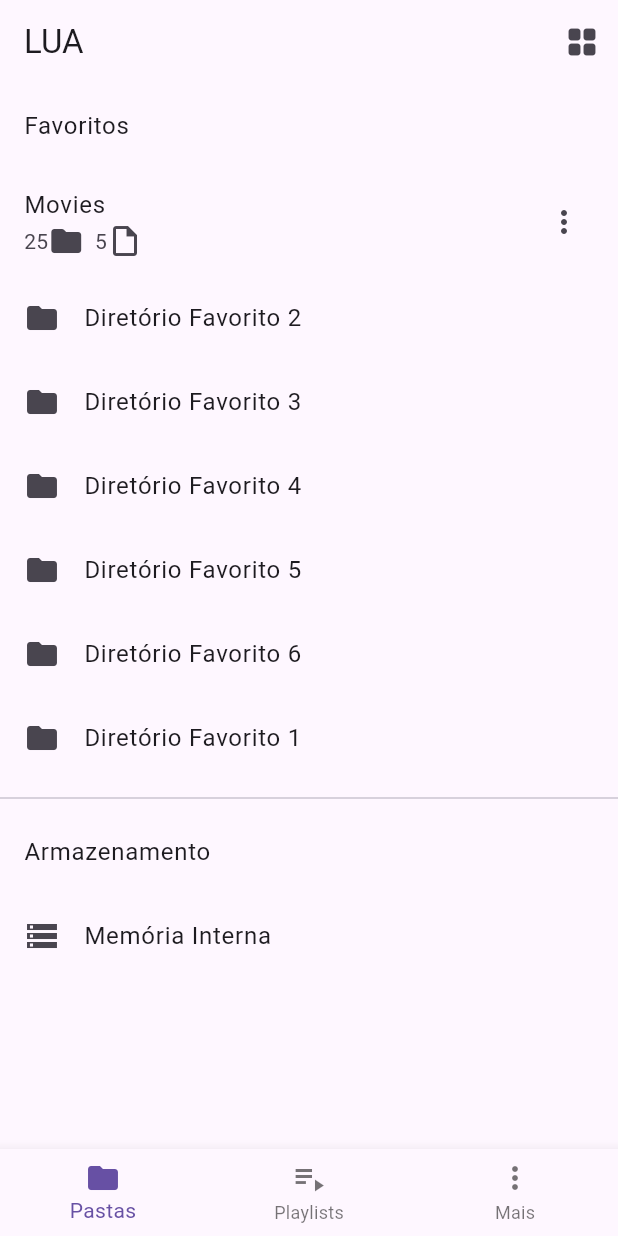
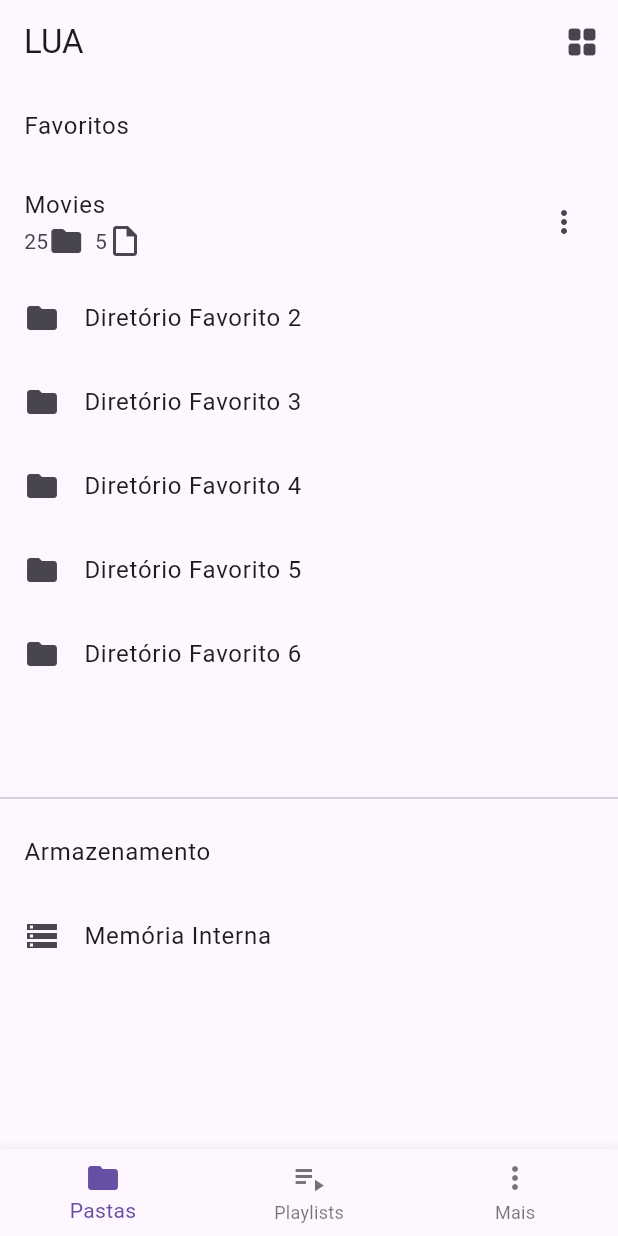
Before and after one commit to UildsonSantos/Lua, a Flutter app: the screen it shows after launch, after a tap on the "list" icon, on a phone screen of 412 x 824 dp. Run offline on Flutter 3.47's test engine with Material 3 defaults, Android fonts, the phone set to English and light mode, and no system bars; our stand-ins replace dartz, equatable, flutter_bloc, get_it, just_audio, permission_handler and 1 more; missing offline and left inert: flutter_media_metadata; accounts and stored records are empty.

Commit message:
Fixed ListView layout by removing unnecessary use of Expanded

```diff
--- a/lib/presentation/pages/home_page.dart
+++ b/lib/presentation/pages/home_page.dart
@@ -47,7 +47,6 @@ class HomePageState extends State<HomePage> {
             constraints: BoxConstraints(
               maxHeight: _isVerticalView ? screenHeight / 6 : screenHeight / 2,
             ),
-            child: Expanded(
             child: ListView(
               scrollDirection:
                   _isVerticalView ? Axis.horizontal : Axis.vertical,
@@ -55,7 +54,8 @@ class HomePageState extends State<HomePage> {
                 Container(
                   decoration: BoxDecoration(
                     borderRadius: const BorderRadius.all(Radius.circular(5)),
-                      border: _isVerticalView ? Border.all(color: Colors.grey) : null,
+                    border:
+                        _isVerticalView ? Border.all(color: Colors.grey) : null,
                   ),
                   width: 200.0,
                   child: Column(
@@ -118,104 +118,7 @@ class HomePageState extends State<HomePage> {
                     onTap: () {},
                   ),
                 ),
-                  SizedBox(
-                    width: 200.0,
-                    child: ListTile(
-                      leading: const Icon(Icons.folder),
-                      title: const Text('Diretório Favorito 1'),
-                      onTap: () {},
-                    ),
-                  ),
-                  SizedBox(
-                    width: 200.0,
-                    child: ListTile(
-                      leading: const Icon(Icons.folder),
-                      title: const Text('Diretório Favorito 2'),
-                      onTap: () {},
-                    ),
-                  ),
-                  SizedBox(
-                    width: 200.0,
-                    child: ListTile(
-                      leading: const Icon(Icons.folder),
-                      title: const Text('Diretório Favorito 3'),
-                      onTap: () {},
-                    ),
-                  ),
-                  SizedBox(
-                    width: 200.0,
-                    child: ListTile(
-                      leading: const Icon(Icons.folder),
-                      title: const Text('Diretório Favorito 4'),
-                      onTap: () {},
-                    ),
-                  ),
-                  SizedBox(
-                    width: 200.0,
-                    child: ListTile(
-                      leading: const Icon(Icons.folder),
-                      title: const Text('Diretório Favorito 5'),
-                      onTap: () {},
-                    ),
-                  ),
-                  SizedBox(
-                    width: 200.0,
-                    child: ListTile(
-                      leading: const Icon(Icons.folder),
-                      title: const Text('Diretório Favorito 6'),
-                      onTap: () {},
-                    ),
-                  ),
-                  SizedBox(
-                    width: 200.0,
-                    child: ListTile(
-                      leading: const Icon(Icons.folder),
-                      title: const Text('Diretório Favorito 1'),
-                      onTap: () {},
-                    ),
-                  ),
-                  SizedBox(
-                    width: 200.0,
-                    child: ListTile(
-                      leading: const Icon(Icons.folder),
-                      title: const Text('Diretório Favorito 2'),
-                      onTap: () {},
-                    ),
-                  ),
-                  SizedBox(
-                    width: 200.0,
-                    child: ListTile(
-                      leading: const Icon(Icons.folder),
-                      title: const Text('Diretório Favorito 3'),
-                      onTap: () {},
-                    ),
-                  ),
-                  SizedBox(
-                    width: 200.0,
-                    child: ListTile(
-                      leading: const Icon(Icons.folder),
-                      title: const Text('Diretório Favorito 4'),
-                      onTap: () {},
-                    ),
-                  ),
-                  SizedBox(
-                    width: 200.0,
-                    child: ListTile(
-                      leading: const Icon(Icons.folder),
-                      title: const Text('Diretório Favorito 5'),
-                      onTap: () {},
-                    ),
-                  ),
-                  SizedBox(
-                    width: 200.0,
-                    child: ListTile(
-                      leading: const Icon(Icons.folder),
-                      title: const Text('Diretório Favorito 6'),
-                      onTap: () {},
-                    ),
-                  ),
               ],
-              ),
             ),
           ),
           const Divider(),
```
Lines whose indentation alone changed are shown as unchanged.
